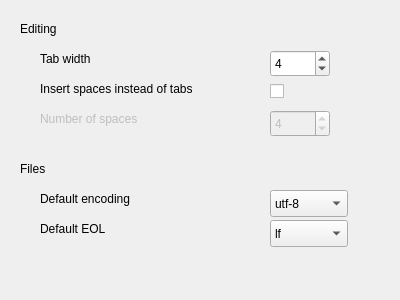
This is IDE/GUI/dialogs/interfacecfg/interfacecfg_editgeneral.ui in AbyssAbbeba/MDS-picoblaze-AVR-ide as Qt 5 draws it before an edit. The edited form follows.
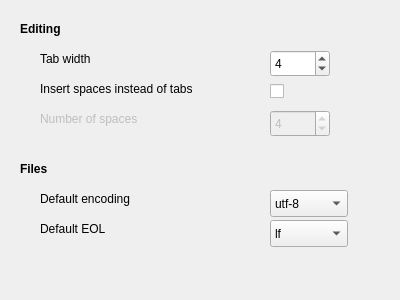
This is the edited form.

Diff of the .ui file:
```diff
--- a/IDE/GUI/dialogs/interfacecfg/interfacecfg_editgeneral.ui
+++ b/IDE/GUI/dialogs/interfacecfg/interfacecfg_editgeneral.ui
@@ -118,6 +118,12 @@
      <height>17</height>
     </rect>
    </property>
+   <property name="font">
+    <font>
+     <weight>75</weight>
+     <bold>true</bold>
+    </font>
+   </property>
    <property name="text">
     <string>Editing</string>
    </property>
@@ -131,6 +137,12 @@
      <height>17</height>
     </rect>
    </property>
+   <property name="font">
+    <font>
+     <weight>75</weight>
+     <bold>true</bold>
+    </font>
+   </property>
    <property name="text">
     <string>Files</string>
    </property>
```
